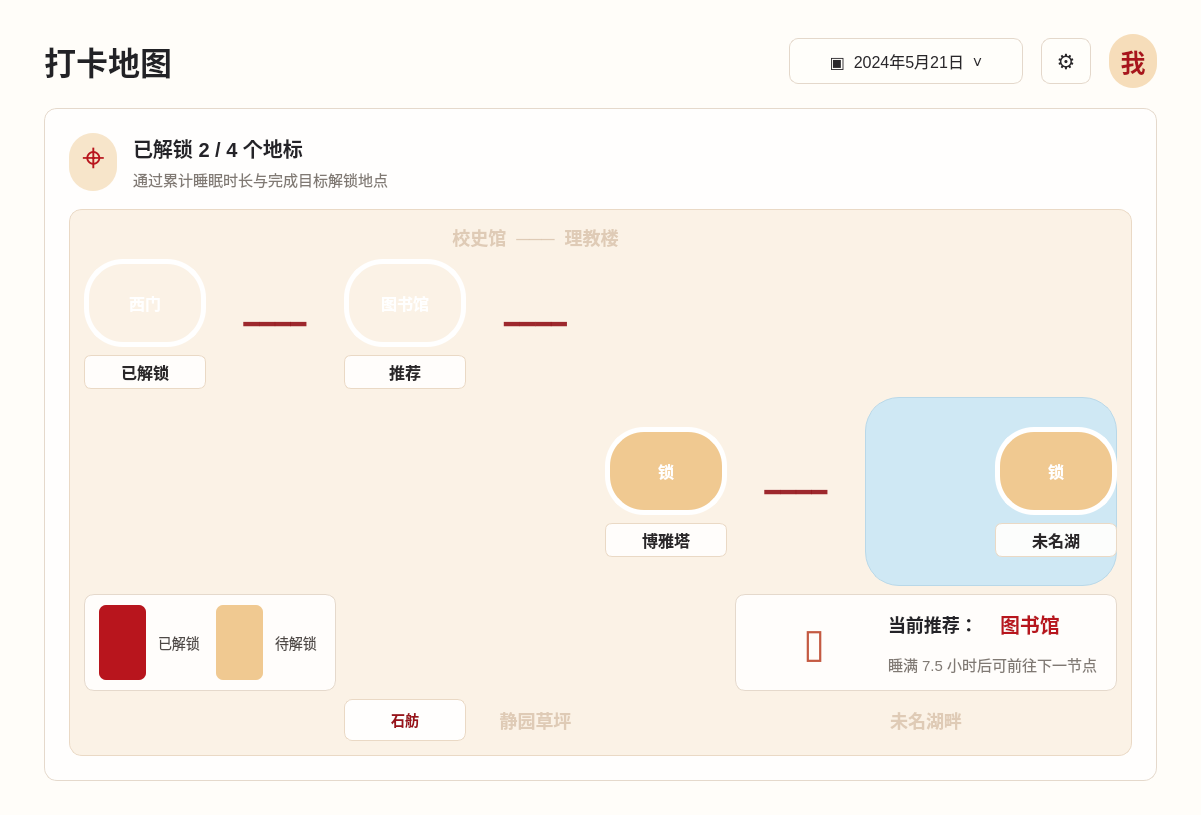
This is pages/sleepmap.ui in Rain16hyx/PKUsleeper as Qt 5 draws it before an edit. The edited form follows.
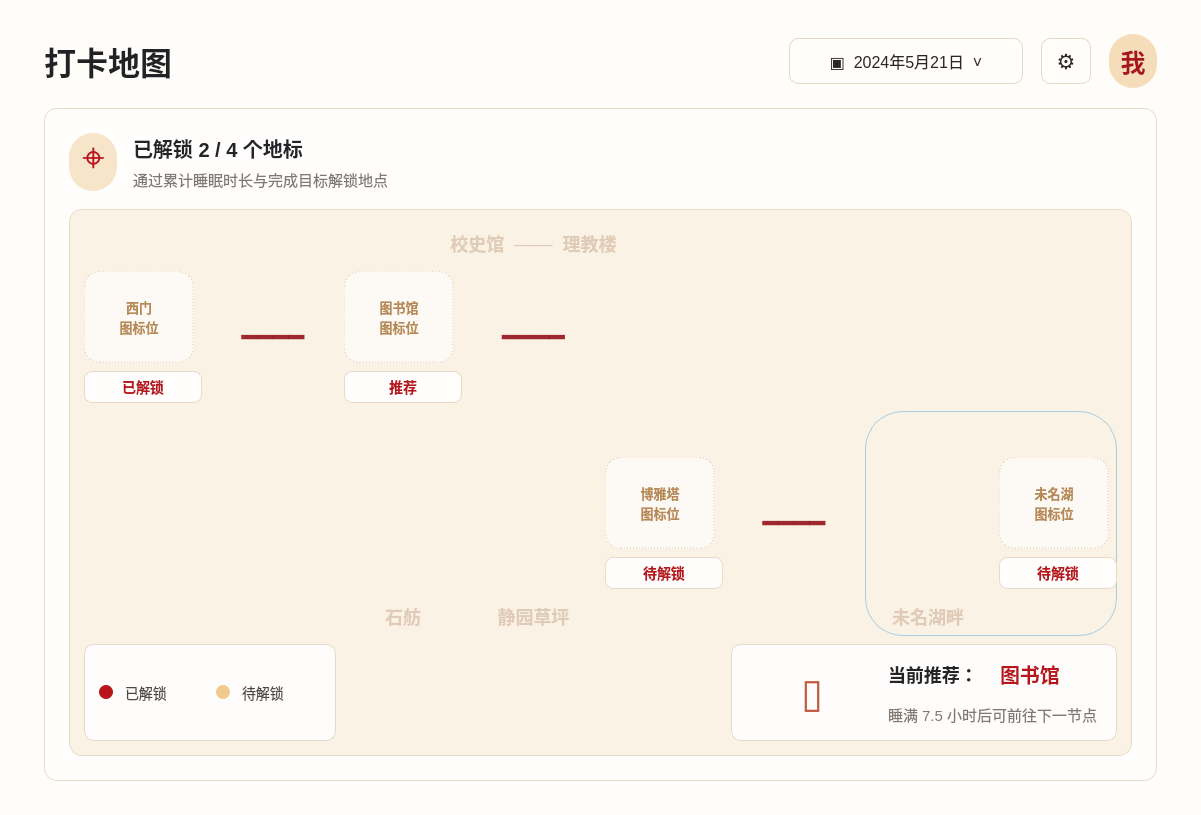
This is the edited form.

```diff
--- a/pages/sleepmap.ui
+++ b/pages/sleepmap.ui
@@ -114,19 +114,38 @@
 }
 
 #lakeFrame {
-    background: #cfe8f4;
-    border: 1px solid #b9d8e8;
-    border-radius: 34px;
+    background: qlineargradient(x1:0, y1:0, x2:1, y2:1,
+        stop:0 #d8edf6, stop:1 #bfe0ef);
+    border: 1px solid #a8ccde;
+    border-radius: 38px;
 }
 
 #mapBuilding,
 #mapBuilding_2,
-#mapBuilding_3 {
+#mapBuilding_3,
+#mapBuilding_4 {
     color: rgba(150, 100, 58, 0.28);
     font-size: 18px;
     font-weight: 700;
 }
 
+#nodeIconWest,
+#nodeIconLibrary,
+#nodeIconTower,
+#nodeIconLake {
+    min-width: 92px;
+    max-width: 92px;
+    min-height: 74px;
+    max-height: 74px;
+    border: 1px dashed #e2cdb3;
+    border-radius: 16px;
+    background: rgba(255, 254, 253, 0.62);
+    color: #b78a55;
+    font-size: 13px;
+    font-weight: 800;
+    padding: 8px;
+}
+
 #roadLabel,
 #roadLabel_2,
 #roadLabel_3,
@@ -137,61 +156,28 @@
 }
 
 #pushButton,
-#pushButton_4 {
-    min-width: 82px;
-    min-height: 78px;
-    border: 5px solid #ffffff;
-    border-radius: 39px;
-    background: qlineargradient(x1:0, y1:0, x2:0, y2:1,
-        stop:0 #cf2b31, stop:1 #9f1219);
-    color: #ffffff;
-    font-size: 16px;
-    font-weight: 800;
-}
-
+#pushButton_4,
 #pushButton_2,
 #pushButton_5 {
-    min-width: 82px;
-    min-height: 78px;
-    border: 5px solid #ffffff;
-    border-radius: 39px;
-    background: #f0c991;
-    color: #ffffff;
-    font-size: 16px;
+    min-width: 78px;
+    max-width: 96px;
+    min-height: 30px;
+    max-height: 30px;
+    border: 1px solid #ead9c5;
+    border-radius: 8px;
+    background: #fffefd;
+    color: #b8151d;
+    font-size: 14px;
     font-weight: 800;
+    padding: 0 10px;
 }
 
 #pushButton:hover,
 #pushButton_4:hover,
 #pushButton_2:hover,
 #pushButton_5:hover {
-    border-color: #fff4dc;
-}
-
-#pushButton_3 {
-    min-width: 72px;
-    min-height: 40px;
-    border: 1px solid #ead9c5;
-    border-radius: 8px;
-    background: #fffefd;
-    color: #9a121a;
-    font-size: 14px;
-    font-weight: 700;
-}
-
-#nodeName,
-#nodeName_2,
-#nodeName_3,
-#nodeName_4 {
-    min-width: 76px;
-    min-height: 32px;
-    padding: 0 10px;
-    border: 1px solid #ead9c5;
-    border-radius: 7px;
-    background: rgba(255, 254, 253, 0.94);
-    color: #2a2729;
-    font-size: 16px;
-    font-weight: 800;
+    border-color: #cfa977;
+    background: #fff8ee;
 }
 
 #legendFrame,
@@ -203,14 +189,18 @@
 
 #legendDotUnlocked {
     min-width: 14px;
+    max-width: 14px;
     min-height: 14px;
+    max-height: 14px;
     border-radius: 7px;
     background: #b8151d;
 }
 
 #legendDotLocked {
     min-width: 14px;
+    max-width: 14px;
     min-height: 14px;
+    max-height: 14px;
     border-radius: 7px;
     background: #f0c991;
 }
@@ -426,21 +416,22 @@
          </item>
          <item row="1" column="0">
           <layout class="QVBoxLayout" name="westNodeLayout">
+           <item>
+            <widget class="QLabel" name="nodeIconWest">
+             <property name="text">
+              <string>西门
+图标位</string>
+             </property>
+             <property name="alignment">
+              <set>Qt::AlignmentFlag::AlignCenter</set>
+             </property>
+            </widget>
+           </item>
            <item>
             <widget class="QPushButton" name="pushButton">
              <property name="text">
-              <string>西门</string>
-             </property>
-            </widget>
-           </item>
-           <item>
-            <widget class="QLabel" name="nodeName">
-             <property name="text">
               <string>已解锁</string>
              </property>
-             <property name="alignment">
-              <set>Qt::AlignmentFlag::AlignCenter</set>
-             </property>
             </widget>
            </item>
           </layout>
@@ -457,21 +448,22 @@
          </item>
          <item row="1" column="2">
           <layout class="QVBoxLayout" name="libraryNodeLayout">
+           <item>
+            <widget class="QLabel" name="nodeIconLibrary">
+             <property name="text">
+              <string>图书馆
+图标位</string>
+             </property>
+             <property name="alignment">
+              <set>Qt::AlignmentFlag::AlignCenter</set>
+             </property>
+            </widget>
+           </item>
            <item>
             <widget class="QPushButton" name="pushButton_4">
              <property name="text">
-              <string>图书馆</string>
-             </property>
-            </widget>
-           </item>
-           <item>
-            <widget class="QLabel" name="nodeName_2">
-             <property name="text">
               <string>推荐</string>
              </property>
-             <property name="alignment">
-              <set>Qt::AlignmentFlag::AlignCenter</set>
-             </property>
             </widget>
            </item>
           </layout>
@@ -488,20 +480,21 @@
          </item>
          <item row="3" column="4">
           <layout class="QVBoxLayout" name="towerNodeLayout">
+           <item>
+            <widget class="QLabel" name="nodeIconTower">
+             <property name="text">
+              <string>博雅塔
+图标位</string>
+             </property>
+             <property name="alignment">
+              <set>Qt::AlignmentFlag::AlignCenter</set>
+             </property>
+            </widget>
+           </item>
            <item>
             <widget class="QPushButton" name="pushButton_2">
              <property name="text">
-              <string>锁</string>
-             </property>
-            </widget>
-           </item>
-           <item>
-            <widget class="QLabel" name="nodeName_3">
-             <property name="text">
-              <string>博雅塔</string>
-             </property>
-             <property name="alignment">
-              <set>Qt::AlignmentFlag::AlignCenter</set>
+              <string>待解锁</string>
              </property>
             </widget>
            </item>
@@ -519,26 +512,27 @@
          </item>
          <item row="3" column="7">
           <layout class="QVBoxLayout" name="lakeNodeLayout">
+           <item>
+            <widget class="QLabel" name="nodeIconLake">
+             <property name="text">
+              <string>未名湖
+图标位</string>
+             </property>
+             <property name="alignment">
+              <set>Qt::AlignmentFlag::AlignCenter</set>
+             </property>
+            </widget>
+           </item>
            <item>
             <widget class="QPushButton" name="pushButton_5">
              <property name="text">
-              <string>锁</string>
-             </property>
-            </widget>
-           </item>
-           <item>
-            <widget class="QLabel" name="nodeName_4">
-             <property name="text">
-              <string>未名湖</string>
-             </property>
-             <property name="alignment">
-              <set>Qt::AlignmentFlag::AlignCenter</set>
+              <string>待解锁</string>
              </property>
             </widget>
            </item>
           </layout>
          </item>
-         <item row="5" column="0" colspan="2">
+         <item row="6" column="0" colspan="2">
           <widget class="QFrame" name="legendFrame">
            <property name="frameShape">
             <enum>QFrame::Shape::NoFrame</enum>
@@ -590,7 +584,7 @@
            </layout>
           </widget>
          </item>
-         <item row="5" column="5" colspan="3">
+         <item row="6" column="5" colspan="3">
           <widget class="QFrame" name="recommendFrame">
            <property name="frameShape">
             <enum>QFrame::Shape::NoFrame</enum>
@@ -653,14 +647,17 @@
            </layout>
           </widget>
          </item>
-         <item row="6" column="2">
-          <widget class="QPushButton" name="pushButton_3">
+         <item row="4" column="2">
+          <widget class="QLabel" name="mapBuilding_4">
            <property name="text">
             <string>石舫</string>
            </property>
+           <property name="alignment">
+            <set>Qt::AlignmentFlag::AlignCenter</set>
+           </property>
           </widget>
          </item>
-         <item row="6" column="3">
+         <item row="4" column="3">
           <widget class="QLabel" name="mapBuilding_2">
            <property name="text">
             <string>静园草坪</string>
@@ -670,7 +667,7 @@
            </property>
           </widget>
          </item>
-         <item row="6" column="6">
+         <item row="4" column="6">
           <widget class="QLabel" name="mapBuilding_3">
            <property name="text">
             <string>未名湖畔</string>
```
Left out of the diff: 6 changed lines with no effect on the pictures.
